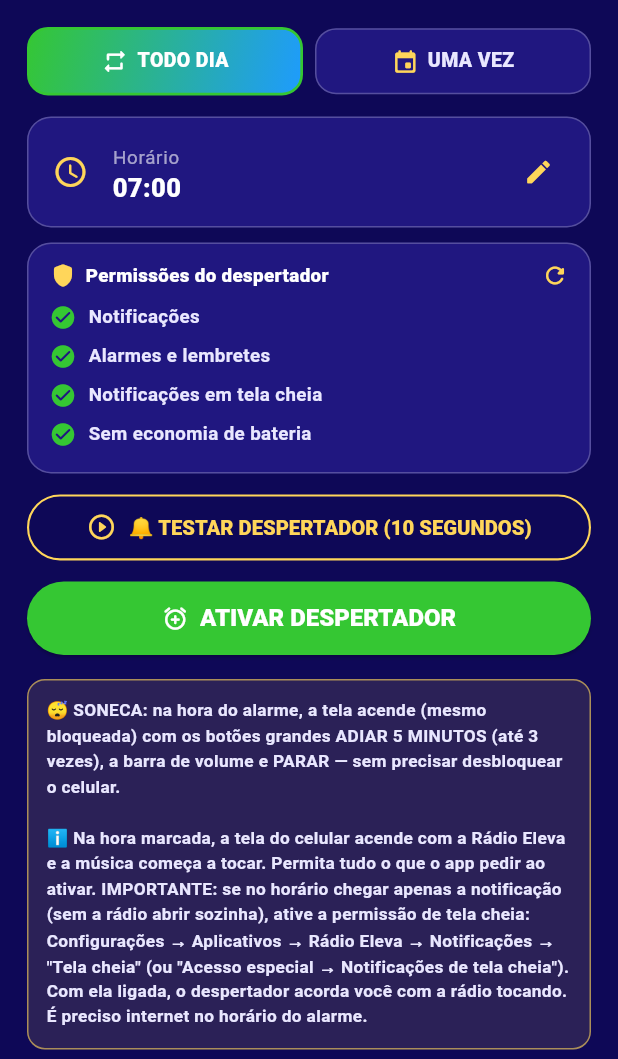
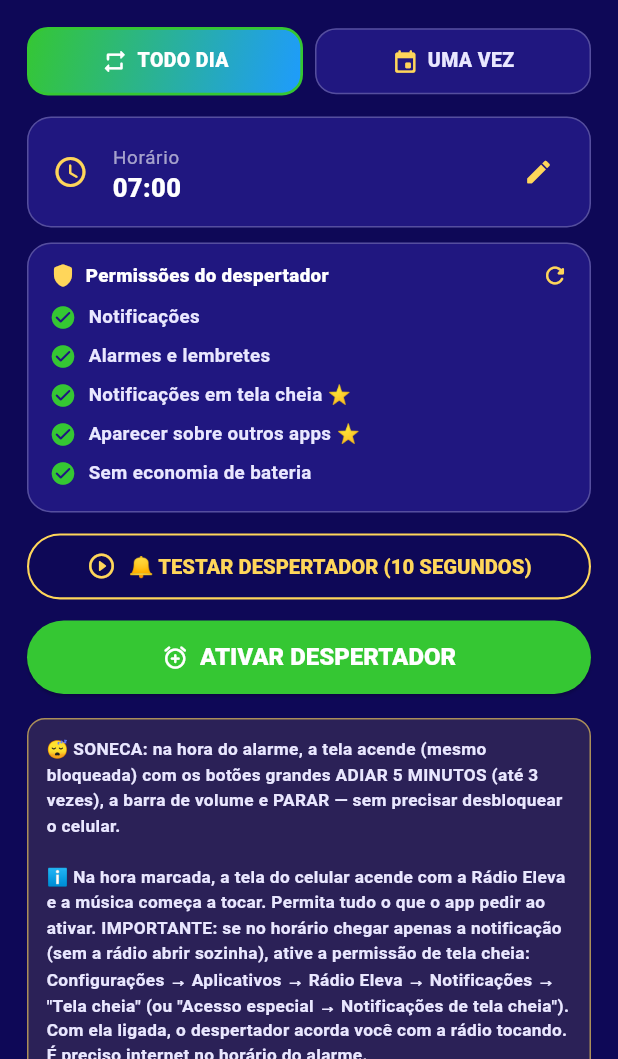
Before and after one commit to haroldoradialista-cmd/radio-eleva-app, a Flutter app: the DespertadorPage widget shown alone on an empty page, opened directly, on a phone screen of 412 x 824 dp, the part 177-1236 px from its top. Run offline on Flutter 3.47's test engine with Material 3 defaults, Android fonts, the light colour scheme and no system bars; our stand-ins replace firebase_core, firebase_messaging, flutter_local_notifications, google_mobile_ads, google_sign_in, just_audio and 3 more; accounts and stored records are empty; network calls fail.

Commit message:
Add files via upload

```diff
--- a/lib/paginas/despertador_page.dart
+++ b/lib/paginas/despertador_page.dart
@@ -428,8 +428,10 @@ class _DespertadorPageState extends State<DespertadorPage> {
                   'Sem ela o alarme não consegue tocar nem aparecer.'),
               _linhaPerm('alarme', 'Alarmes e lembretes',
                   'Sem ela o despertador não toca na hora exata.'),
-              _linhaPerm('telacheia', 'Notificações em tela cheia',
-                  'Sem ela a tela não acende com os botões de adiar e parar.'),
+              _linhaPerm('telacheia', 'Notificações em tela cheia ⭐',
+                  'ESSENCIAL: é ela que acende a tela com o botão ADIAR no meio. Sem ela, o alarme só notifica.'),
+              _linhaPerm('sobreposicao', 'Aparecer sobre outros apps ⭐',
+                  'ESSENCIAL: garante a tela de adiar mesmo com o celular bloqueado.'),
               _linhaPerm('bateria', 'Sem economia de bateria',
                   'A economia pode segurar o alarme e atrasar o despertar.'),
               if (_perms.values.every((v) => v) && _perms.isNotEmpty)
--- a/pubspec.yaml
+++ b/pubspec.yaml
@@ -1,7 +1,7 @@
 name: radio_eleva
 description: Aplicativo oficial da Radio Eleva
 publish_to: 'none'
-version: 2.4.6+50
+version: 2.4.7+51
 
 environment:
   sdk: '>=3.3.0 <4.0.0'
```
Also changed, not shown: 1 other file.
